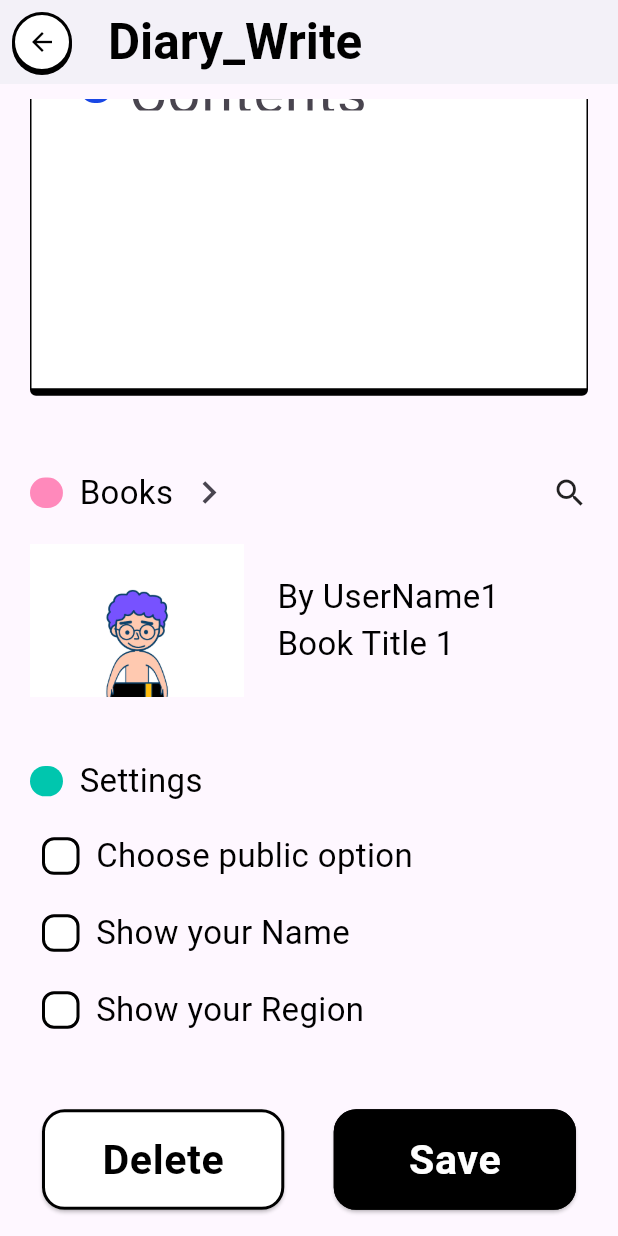
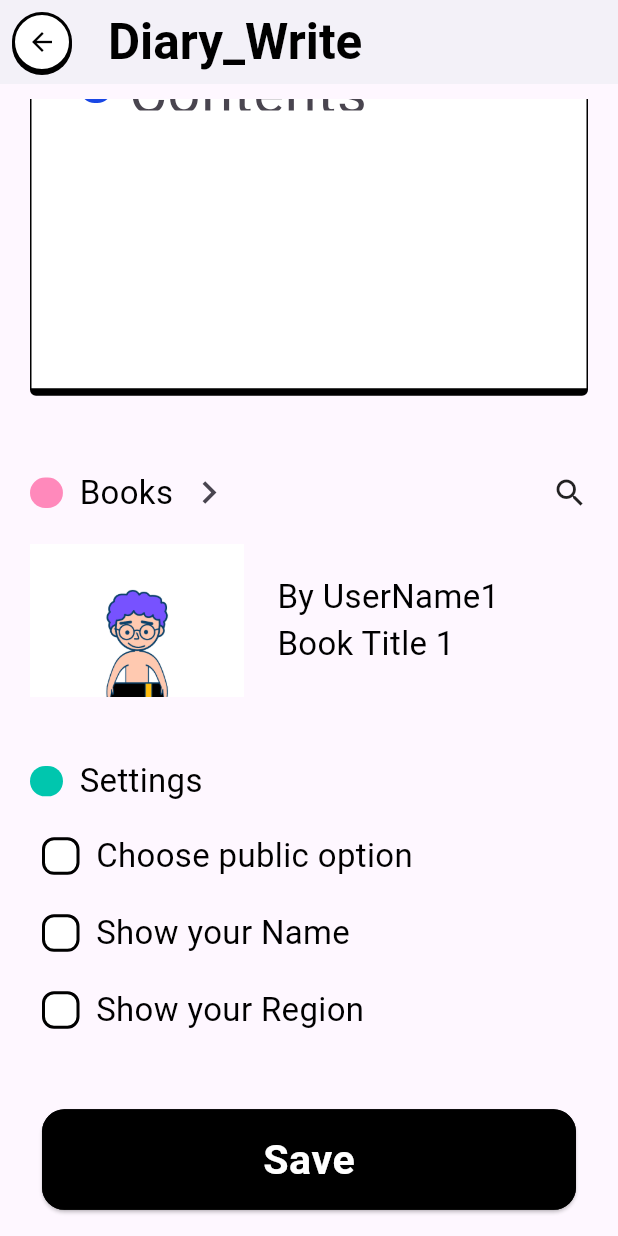
Before and after one commit to donghyukkil/Flutter_Growing_Tales, a Flutter app: the DiaryWriteScreen screen opened by its route, scrolled down 482 dp, on a phone screen of 412 x 824 dp. Run offline on Flutter 3.47's test engine with Material 3 defaults, Android fonts, the phone set to English and light mode, and no system bars; our stand-ins replace carousel_slider, cloud_firestore, firebase_auth, firebase_core, firebase_storage, flutter_image_compress and 8 more; accounts and stored records are empty; generated files the repository leaves out were written again.

Commit message:
chore: Diray_write local state 초기화 기능 추가

```diff
--- a/lib/ui/view_models/diary_view_model.dart
+++ b/lib/ui/view_models/diary_view_model.dart
@@ -210,6 +210,11 @@ class DiaryViewModel extends ChangeNotifier {
     updateState(_state.copyWith(imageFiles: [...state.imageFiles, ...images]));
   }
 
+  void clearImages() {
+    Logger.info('Clearing images');
+    updateState(_state.copyWith(imageFiles: []));
+  }
+
   Future<String> uploadImage(File imageFile) async {
     Logger.info('Uploading image: ${imageFile.path}');
 
--- a/lib/ui/views/diary_write_screen.dart
+++ b/lib/ui/views/diary_write_screen.dart
@@ -1,4 +1,5 @@
 import 'dart:io';
+
 import 'package:flutter/material.dart';
 import 'package:flutter_screenutil/flutter_screenutil.dart';
 import 'package:carousel_slider/carousel_slider.dart';
@@ -45,8 +46,8 @@ class _DiaryWriteScreenState extends State<DiaryWriteScreen> {
   @override
   void initState() {
     super.initState();
-    // _titleController.addListener(_resetSaveFlag);
-    // _contentController.addListener(_resetSaveFlag);
+    _titleController.addListener(_resetSaveFlag);
+    _contentController.addListener(_resetSaveFlag);
   }
 
   @override
@@ -67,7 +68,10 @@ class _DiaryWriteScreenState extends State<DiaryWriteScreen> {
   }
 
   Future<void> _pickImage() async {
+    Provider.of<DiaryViewModel>(context, listen: false).clearImages();
+
     final images = await pickImages(context);
+
     if (images.isNotEmpty) {
       Provider.of<DiaryViewModel>(context, listen: false).addImages(images);
     }
@@ -94,7 +98,6 @@ class _DiaryWriteScreenState extends State<DiaryWriteScreen> {
             title: 'Success',
             content: 'Your diary entry has been saved successfully!',
             onSettingsPressed: () async {
-              context.pop();
               context.go('/statistics');
             },
             settingsButtonText: 'Ok',
@@ -130,9 +133,8 @@ class _DiaryWriteScreenState extends State<DiaryWriteScreen> {
           child: CircularBackButton(
               iconSize: 20,
               onPressed: () {
-                //todo context.pop()하면 There is nothing to pop 에러. -> 이전 화면에서 go 방식에서 push 방식으로 변경.
-                context.pop();
-                // context.pop('value');
+                diaryViewModel.resetState();
+                context.go('/statistics');
               }),
         ),
       ),
@@ -143,7 +145,6 @@ class _DiaryWriteScreenState extends State<DiaryWriteScreen> {
             CustomBorderContainer(
               width: double.infinity,
               height: 300.h,
-              // backgroundColor: AppColors.followButtonColor,
               backgroundColor: Colors.white,
               borderColor: Colors.black,
               borderWidth: 1,
@@ -256,7 +257,6 @@ class _DiaryWriteScreenState extends State<DiaryWriteScreen> {
             CustomBorderContainer(
               width: double.infinity,
               height: 350.h,
-              // backgroundColor: AppColors.growingTalesPink,
               backgroundColor: Colors.white,
               borderWidth: 1,
               borderColor: Colors.black,
@@ -283,9 +283,11 @@ class _DiaryWriteScreenState extends State<DiaryWriteScreen> {
                       ],
                     ),
                     Expanded(
-                        child: CustomStyledTextField(
-                      titleController: _titleController,
-                      contentController: _contentController,
+                        child: SingleChildScrollView(
+                      child: CustomStyledTextField(
+                        titleController: _titleController,
+                        contentController: _contentController,
+                      ),
                     )),
                   ],
                 ),
@@ -405,15 +407,6 @@ class _DiaryWriteScreenState extends State<DiaryWriteScreen> {
                       Row(
                         mainAxisAlignment: MainAxisAlignment.center,
                         children: [
-                          Expanded(
-                            child: CustomButton(
-                              onPressed: () {},
-                              title: 'Delete',
-                              backGroundColor: Colors.white,
-                              textColor: Colors.black,
-                            ),
-                          ),
-                          SizedBox(width: 30.w),
                           //todo save 버튼 한번 만다르게 수정.
                           //todo 로딩 인디케이터.
                           Expanded(
@@ -426,12 +419,14 @@ class _DiaryWriteScreenState extends State<DiaryWriteScreen> {
                                     content:
                                         'This diary entry has already been saved.',
                                     onSettingsPressed: () async {
+                                      diaryViewModel.resetState();
                                       context.go('/statistics');
                                     },
                                     settingsButtonText: 'Ok',
                                   );
                                 } else {
                                   _saveEntry();
+                                  diaryViewModel.resetState();
                                 }
                               },
                               title: 'Save',
--- a/lib/ui/views/landing_screen.dart
+++ b/lib/ui/views/landing_screen.dart
@@ -118,9 +118,7 @@ class LandingPage extends StatelessWidget {
                                 );
 
                                 await Future.delayed(Duration(seconds: 1));
-                                // // context.go('/statistics');
-
-                                context.pop();
+                                context.go('/statistics');
                               } else {
                                 ScaffoldMessenger.of(context).showSnackBar(
                                   SnackBar(
--- a/lib/ui/views/statistics_screen.dart
+++ b/lib/ui/views/statistics_screen.dart
@@ -37,8 +37,7 @@ class StatisticsScreen extends StatelessWidget {
                     buttonText: user == null ? 'Login' : 'Logout',
                     onButtonPressed: () {
                       if (user == null) {
-                        // context.go('/landing');
-                        context.push('/landing');
+                        context.go('/landing');
                       } else {
                         userViewModel.logout(context);
 
@@ -178,8 +177,7 @@ class StatisticsScreen extends StatelessWidget {
         backgroundColor: AppColors.followButtonColor,
         child: Icon(Icons.add),
         onPressed: () {
-          // context.go('/diary/write');
-          context.push('/diary/write');
+          context.go('/diary/write');
         },
       ),
     );
```
